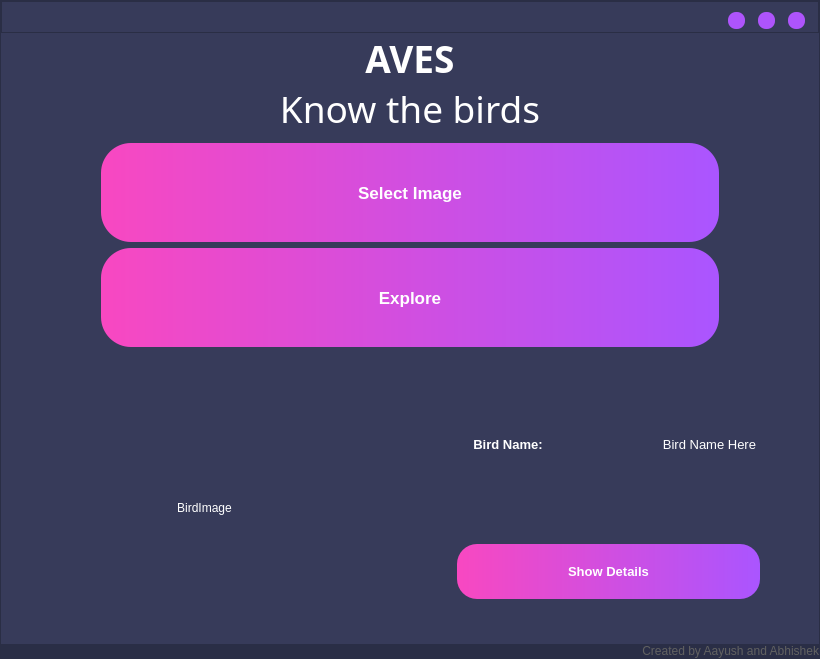
aayush357/Aves, file UI/MainScreen.ui: the form before one commit.
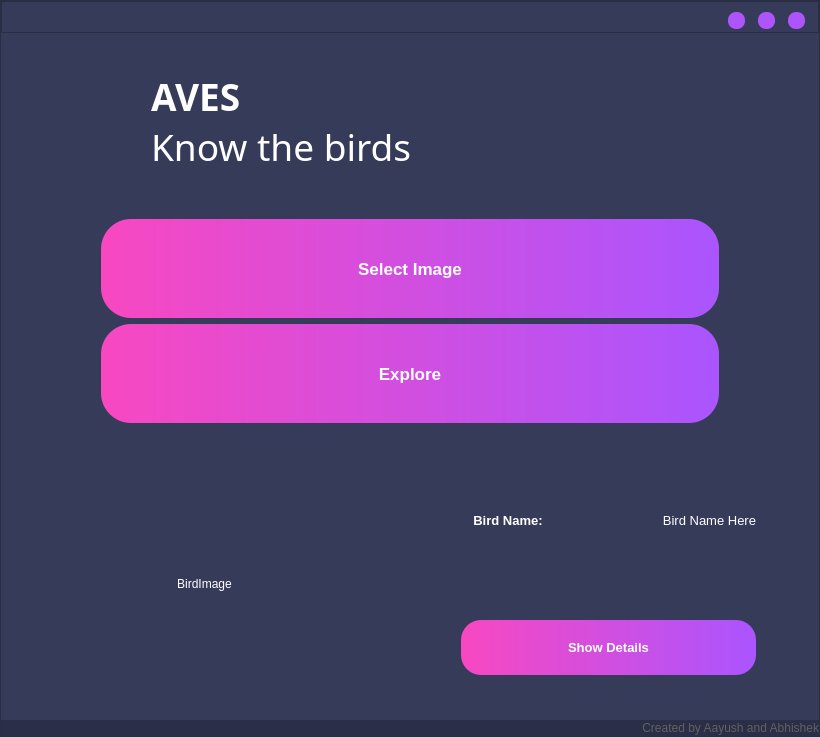
The form after the commit. Icons and pictures are not drawn.

Commit message: Main Screen

Patch:
```diff
--- a/UI/MainScreen.ui
+++ b/UI/MainScreen.ui
@@ -7,7 +7,7 @@
     <x>0</x>
     <y>0</y>
     <width>820</width>
-    <height>657</height>
+    <height>737</height>
    </rect>
   </property>
   <property name="windowTitle">
@@ -284,7 +284,7 @@
         </layout>
        </item>
        <item>
-        <layout class="QVBoxLayout" name="HeadAppNameContainer">
+        <layout class="QHBoxLayout" name="horizontalLayout_2">
          <item>
           <widget class="QLabel" name="HeadAppName">
            <property name="font">
@@ -304,6 +304,19 @@
             <enum>Qt::RichText</enum>
            </property>
            <property name="alignment">
+            <set>Qt::AlignLeading|Qt::AlignLeft|Qt::AlignVCenter</set>
+           </property>
+           <property name="indent">
+            <number>150</number>
+           </property>
+          </widget>
+         </item>
+         <item>
+          <widget class="QLabel" name="appIcon">
+           <property name="text">
+            <string/>
+           </property>
+           <property name="alignment">
             <set>Qt::AlignCenter</set>
            </property>
           </widget>
@@ -540,8 +553,20 @@
                  <property name="rightMargin">
                   <number>50</number>
                  </property>
-                 <item>
+                 <item alignment="Qt::AlignHCenter">
                   <widget class="QPushButton" name="MoreInfoButton">
+                   <property name="minimumSize">
+                    <size>
+                     <width>295</width>
+                     <height>0</height>
+                    </size>
+                   </property>
+                   <property name="maximumSize">
+                    <size>
+                     <width>295</width>
+                     <height>16777215</height>
+                    </size>
+                   </property>
                    <property name="font">
                     <font>
                      <pointsize>10</pointsize>
```
Left out of the diff: 4 changed lines with no effect on the pictures.
